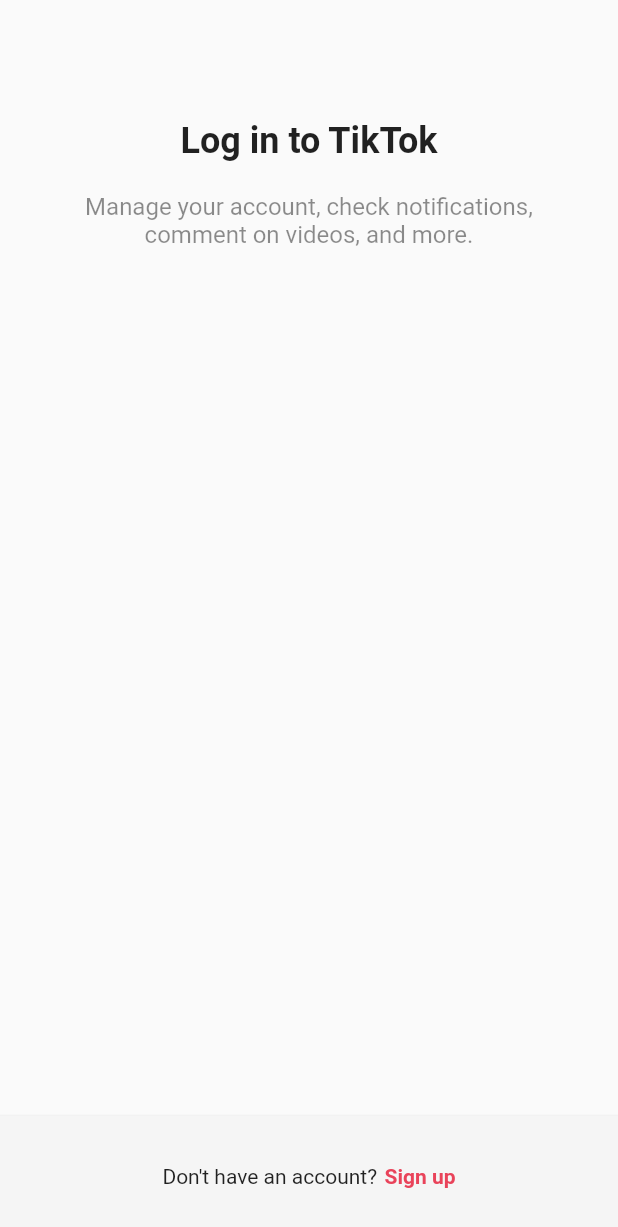
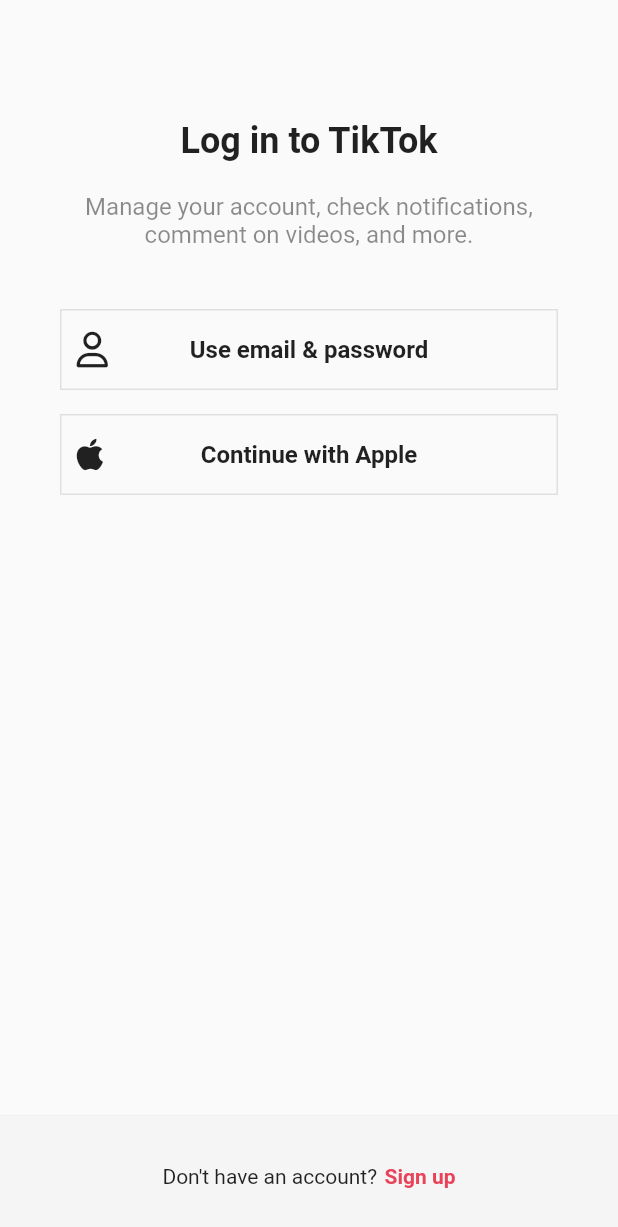
Before and after one commit to sjmoon83/TikTok_Clone, a Flutter app: the screen it shows after launch, after a tap on "Log in", on a phone screen of 412 x 824 dp. Shown: the top 1227 px of the screen. Run offline on Flutter 3.47's test engine with Material 2 defaults, Android fonts, the phone set to English and light mode, and no system bars; our stand-ins replace font_awesome_flutter.

Commit message:
AuthButton_230701

```diff
--- a/lib/features/authentication/login_screen.dart
+++ b/lib/features/authentication/login_screen.dart
@@ -1,7 +1,8 @@
-
 import 'package:flutter/material.dart';
+import 'package:font_awesome_flutter/font_awesome_flutter.dart';
 import 'package:tiktok_clone/constants/gaps.dart';
 import 'package:tiktok_clone/constants/sizes.dart';
+import 'package:tiktok_clone/features/authentication/widgets/auth_button.dart';
 
 class LoginScreen extends StatelessWidget {
   const LoginScreen({super.key});
@@ -37,6 +38,18 @@ class LoginScreen extends StatelessWidget {
                 ),
                 textAlign: TextAlign.center,
               ),
+              Gaps.v40,
+              AuthButton(
+                  icon: FaIcon(
+                    FontAwesomeIcons.user,
+                  ),
+                  text: "Use email & password"),
+              Gaps.v16,
+              AuthButton(
+                  icon: FaIcon(
+                    FontAwesomeIcons.apple,
+                  ),
+                  text: "Continue with Apple"),
             ],
           ),
         ),
--- a/lib/features/authentication/sign_up_screen.dart
+++ b/lib/features/authentication/sign_up_screen.dart
@@ -1,4 +1,5 @@
 import 'package:flutter/material.dart';
+import 'package:font_awesome_flutter/font_awesome_flutter.dart';
 import 'package:tiktok_clone/constants/gaps.dart';
 import 'package:tiktok_clone/constants/sizes.dart';
 import 'package:tiktok_clone/features/authentication/login_screen.dart';
@@ -20,9 +21,7 @@ class SignUpScreen extends StatelessWidget {
     return Scaffold(
       body: SafeArea(
         child: Padding(
-          padding: const EdgeInsets.symmetric(
-            horizontal: Sizes.size40,
-          ),
+          padding: const EdgeInsets.all(Sizes.size14),
           child: Column(
             children: const [
               Gaps.v80,
@@ -43,8 +42,17 @@ class SignUpScreen extends StatelessWidget {
                 textAlign: TextAlign.center,
               ),
               Gaps.v40,
-              AuthButton(text: "Use phone or email"),
-              AuthButton(text: "Continue with Apple"),
+              AuthButton(
+                  icon: FaIcon(
+                    FontAwesomeIcons.user,
+                  ),
+                  text: "Use email & password"),
+              Gaps.v16,
+              AuthButton(
+                  icon: FaIcon(
+                    FontAwesomeIcons.apple,
+                  ),
+                  text: "Continue with Apple"),
             ],
           ),
         ),
--- a/lib/features/authentication/widgets/auth_button.dart
+++ b/lib/features/authentication/widgets/auth_button.dart
@@ -1,10 +1,16 @@
 import 'package:flutter/material.dart';
+import 'package:font_awesome_flutter/font_awesome_flutter.dart';
 import 'package:tiktok_clone/constants/sizes.dart';
 
 class AuthButton extends StatelessWidget {
   final String text;
+  final FaIcon icon;
 
-  const AuthButton({super.key, required this.text});
+  const AuthButton({
+    super.key,
+    required this.text,
+    required this.icon,
+  });
 
   @override
   Widget build(BuildContext context) {
@@ -13,6 +19,7 @@ class AuthButton extends StatelessWidget {
       child: Container(
         padding: const EdgeInsets.symmetric(
           vertical: Sizes.size14,
+          horizontal: Sizes.size10,
         ),
         decoration: BoxDecoration(
           border: Border.all(
@@ -20,7 +27,11 @@ class AuthButton extends StatelessWidget {
             width: Sizes.size1,
           ),
         ),
-        child: Text(
+        child: Stack(
+          alignment: Alignment.center,
+          children: [
+            Align(alignment: Alignment.centerLeft, child: icon),
+            Text(
               text,
               style: const TextStyle(
                 fontSize: Sizes.size16,
@@ -28,6 +39,8 @@ class AuthButton extends StatelessWidget {
               ),
               textAlign: TextAlign.center,
             ),
+          ],
+        ),
       ),
     );
   }
--- a/pubspec.yaml
+++ b/pubspec.yaml
@@ -35,6 +35,7 @@ dependencies:
   # The following adds the Cupertino Icons font to your application.
   # Use with the CupertinoIcons class for iOS style icons.
   cupertino_icons: ^1.0.2
+  font_awesome_flutter: 10.3.0
 
 dev_dependencies:
   flutter_test:
```
Also changed, not shown: pubspec.lock. Lines whose indentation alone changed are shown as unchanged.
